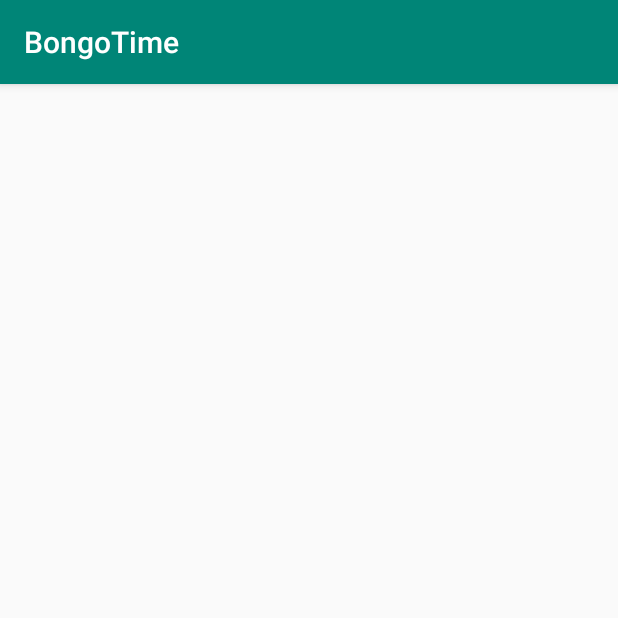
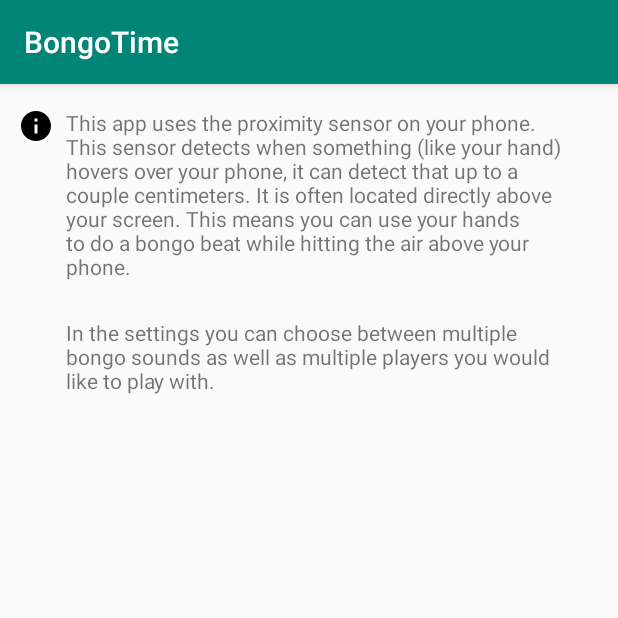
Before and after one commit to arbenitkamberi/BongoTime, an Android app: the HowToPlay screen opened directly, with no data from a screen before it, on a phone screen of 412 x 824 dp, the top half of it. Run offline under Robolectric (Android 15) with nearby library versions, the phone set to English and light mode, and no system bars.

Commit message:
Made How To Play page with info sign

```diff
--- /dev/null
+++ b/app/src/main/res/drawable/ic_info_black_24dp.xml
@@ -0,0 +1,9 @@
+<vector xmlns:android="http://schemas.android.com/apk/res/android"
+        android:width="24dp"
+        android:height="24dp"
+        android:viewportWidth="24.0"
+        android:viewportHeight="24.0">
+    <path
+        android:fillColor="#FF000000"
+        android:pathData="M12,2C6.48,2 2,6.48 2,12s4.48,10 10,10 10,-4.48 10,-10S17.52,2 12,2zM13,17h-2v-6h2v6zM13,9h-2L11,7h2v2z"/>
+</vector>
--- a/app/src/main/res/layout/activity_how_to_play.xml
+++ b/app/src/main/res/layout/activity_how_to_play.xml
@@ -6,4 +6,34 @@
     android:layout_height="match_parent"
     tools:context=".HowToPlay">
 
+    <TextView
+        android:id="@+id/textView4"
+        android:layout_width="331dp"
+        android:layout_height="138dp"
+        android:layout_marginStart="44dp"
+        android:layout_marginTop="156dp"
+        android:text="@string/howToPlayTextBottom"
+        app:layout_constraintStart_toStartOf="parent"
+        app:layout_constraintTop_toTopOf="parent" />
+
+    <TextView
+        android:id="@+id/textView3"
+        android:layout_width="331dp"
+        android:layout_height="141dp"
+        android:layout_marginStart="44dp"
+        android:layout_marginTop="16dp"
+        android:text="@string/howToPlayText"
+        app:layout_constraintStart_toStartOf="parent"
+        app:layout_constraintTop_toTopOf="parent" />
+
+    <ImageView
+        android:id="@+id/imageView"
+        android:layout_width="wrap_content"
+        android:layout_height="wrap_content"
+        android:layout_marginStart="12dp"
+        android:layout_marginTop="16dp"
+        android:contentDescription="@string/infoSignDescription"
+        app:layout_constraintStart_toStartOf="parent"
+        app:layout_constraintTop_toTopOf="parent"
+        app:srcCompat="@drawable/ic_info_black_24dp" />
 </android.support.constraint.ConstraintLayout>
--- a/app/src/main/res/values/strings.xml
+++ b/app/src/main/res/values/strings.xml
@@ -3,5 +3,8 @@
     <string name="play">Play</string>
     <string name="settings">Settings</string>
     <string name="howToPlay">How To Play</string>
+    <string name="howToPlayText">This app uses the proximity sensor on your phone. This sensor detects when something (like your hand) hovers over your phone, it can detect that up to a couple centimeters. It is often located directly above your screen. This means you can use your hands to do a bongo beat while hitting the air above your phone.</string>
+    <string name="howToPlayTextBottom">In the settings you can choose between multiple bongo sounds as well as multiple players you would like to play with.</string>
+    <string name="infoSignDescription">Info Sign</string>
     <string name="LogoContentDes">BongoTime Logo</string>
 </resources>
```
